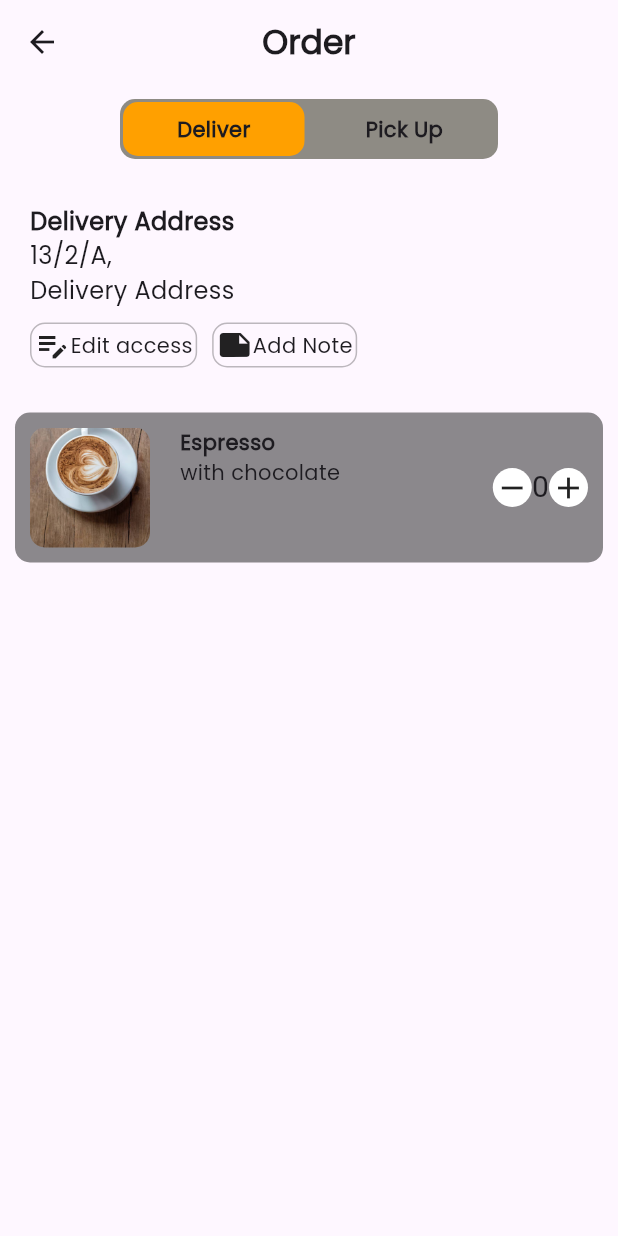
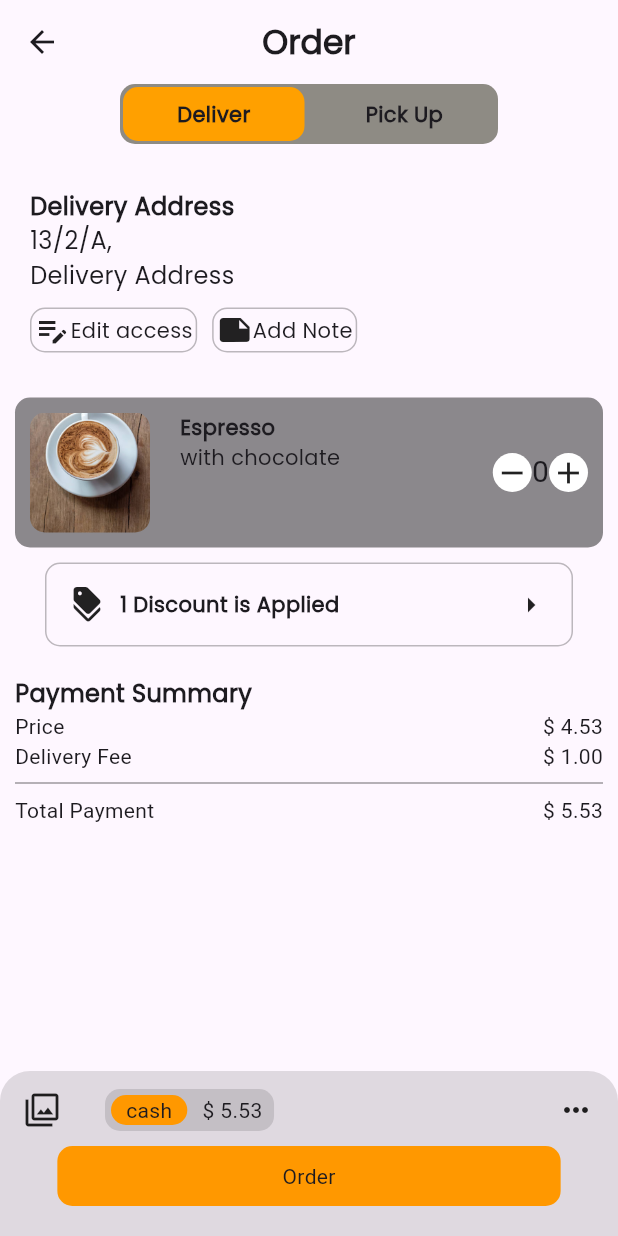
Before and after one commit to kemila3/coffe-app, a Flutter app: the OrderPage screen opened directly, on a phone screen of 412 x 824 dp. Run offline on Flutter 3.47's test engine with Material 3 defaults, Android fonts, the phone set to English and light mode, and no system bars; missing offline and left inert: dart:ffi.

Commit message:
order page done

```diff
--- a/lib/pages/orderPage.dart
+++ b/lib/pages/orderPage.dart
@@ -25,7 +25,7 @@ class _OrderPageState extends State<OrderPage> {
         centerTitle: true,
       ),
       body: Container(
-        padding: EdgeInsets.all(10),
+        padding: EdgeInsets.only(left: 10, right: 10),
         width: MediaQuery.of(context).size.width,
         child: Column(
           crossAxisAlignment: CrossAxisAlignment.start,
@@ -217,7 +217,7 @@ class _OrderPageState extends State<OrderPage> {
                               onTap: () {
                                 setState(() {
                                   number--;
-                                  if(number < 0){
+                                  if (number < 0) {
                                     number = 0;
                                   }
                                 });
@@ -226,9 +226,7 @@ class _OrderPageState extends State<OrderPage> {
                                 padding: EdgeInsets.all(1),
                                 decoration: BoxDecoration(
                                     color: Colors.white,
-                                  borderRadius: BorderRadius.circular(40)
-                                ),
-
+                                    borderRadius: BorderRadius.circular(40)),
                                 child: Icon(
                                   Icons.remove,
                                 ),
@@ -242,16 +240,13 @@ class _OrderPageState extends State<OrderPage> {
                               onTap: () {
                                 setState(() {
                                   number++;
-
                                 });
                               },
                               child: Container(
                                 padding: EdgeInsets.all(1),
                                 decoration: BoxDecoration(
                                     color: Colors.white,
-                                  borderRadius: BorderRadius.circular(40)
-                                ),
-
+                                    borderRadius: BorderRadius.circular(40)),
                                 child: Icon(
                                   Icons.add,
                                 ),
@@ -264,8 +259,133 @@ class _OrderPageState extends State<OrderPage> {
                   ],
                 ),
               ),
+            ),
+            SizedBox(
+              height: 10,
+            ),
+            Container(
+              margin: EdgeInsets.only(left: 20, right: 20),
+              padding: EdgeInsets.all(15),
+              decoration: BoxDecoration(
+                  borderRadius: BorderRadius.circular(10),
+                  border: Border.all(color: Colors.black26)),
+              child: Row(
+                children: [
+                  Icon(Icons.discount_rounded),
+                  SizedBox(
+                    width: 10,
+                  ),
+                  Text(
+                    "1 Discount is Applied",
+                    style: TextStyle(
+                      fontFamily: "Poppins",
+                      fontWeight: FontWeight.bold,
+                    ),
+                  ),
+                  Spacer(),
+                  Icon(Icons.arrow_right)
+                ],
+              ),
+            ),
+            SizedBox(
+              height: 20,
+            ),
+            Text(
+              "Payment Summary",
+              style: TextStyle(
+                  fontFamily: "Poppins",
+                  fontWeight: FontWeight.bold,
+                  fontSize: 16),
+            ),
+            Container(
+              child: Column(
+                children: [
+                  Row(
+                    mainAxisAlignment: MainAxisAlignment.spaceBetween,
+                    children: [
+                      Text("Price"),
+                      Text("\$ 4.53"),
+                    ],
+                  ),
+                  Row(
+                    mainAxisAlignment: MainAxisAlignment.spaceBetween,
+                    children: [
+                      Text("Delivery Fee"),
+                      Text("\$ 1.00"),
+                    ],
+                  ),
+                  Divider(
+                    color: Colors.black38,
+                  ),
+                  Row(
+                    mainAxisAlignment: MainAxisAlignment.spaceBetween,
+                    children: [
+                      Text("Total Payment"),
+                      Text("\$ 5.53"),
+                    ],
+                  ),
+                ],
+              ),
             )
           ],
+        ),
+      ),
+      bottomNavigationBar: ClipRRect(
+        borderRadius: BorderRadius.only(
+            topLeft: Radius.circular(20), topRight: Radius.circular(20)),
+        child: BottomAppBar(
+          height: 110,
+          color: Colors.black12,
+          child: Column(
+            children: [
+              Row(
+                children: [
+                  Icon(Icons.filter),
+                  SizedBox(
+                    width: 30,
+                  ),
+                  Container(
+                    padding: EdgeInsets.all(4),
+                    decoration: BoxDecoration(
+                        color: Colors.black12,
+                        borderRadius: BorderRadius.circular(10)),
+                    child: Row(
+                      children: [
+                        Container(
+                          padding: EdgeInsets.only(left: 10,right:10),
+                          decoration: BoxDecoration(
+                            borderRadius: BorderRadius.circular(10),
+                            color: Colors.orange
+                          ),
+
+                          child: Text(
+                            "cash",
+                          ),
+                        ),
+                        SizedBox(width: 10,),
+                        Text("\$ 5.53 "),
+                      ],
+                    ),
+                  ),
+                  Spacer(),
+                  Icon(Icons.more_horiz),
+                ],
+              ),
+              SizedBox(
+                height: 10,
+              ),
+              Container(
+                padding: EdgeInsets.symmetric(vertical: 10, horizontal: 150),
+                decoration: BoxDecoration(
+                  color: Colors.orange,
+                  borderRadius: BorderRadius.circular(10),
+                ),
+                child: Text(
+                  "Order",
+                ),
+              )
+            ],
+          ),
         ),
       ),
     );
```
Lines whose indentation alone changed are shown as unchanged.
